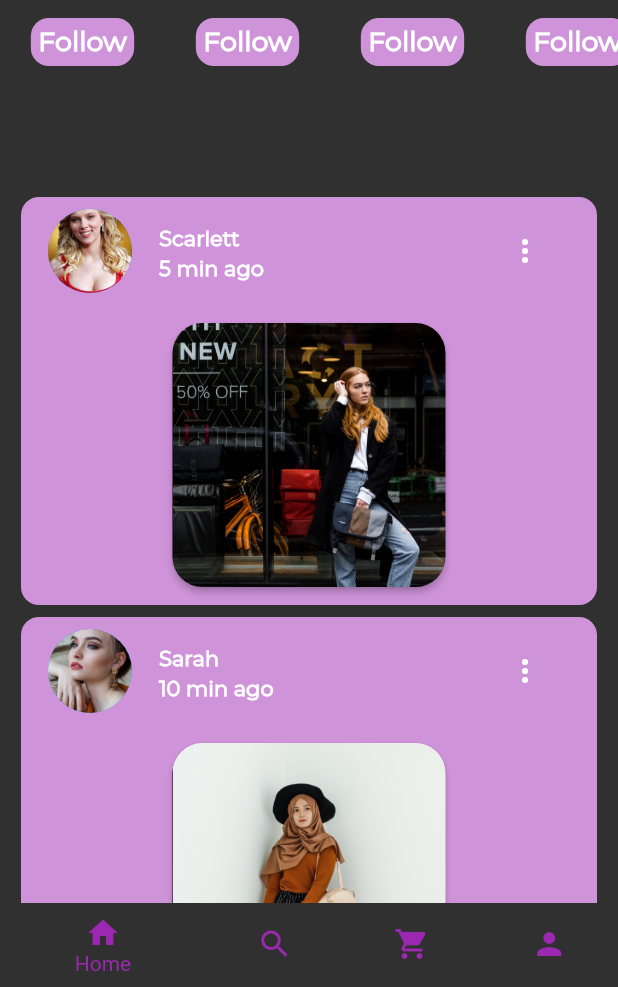
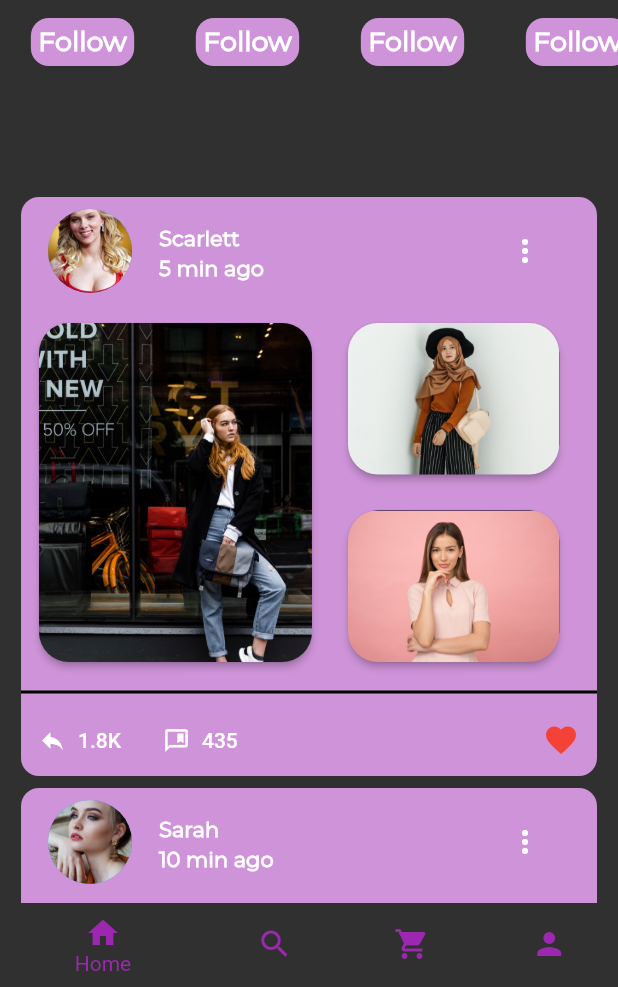
Before and after one commit to yamisagi/Fashion-App-Clone, a Flutter app: the screen it shows after launch, on a phone screen of 412 x 824 dp, the part 249-1236 px from its top. Run offline on Flutter 3.47's test engine with Material 2 defaults, Android fonts, the phone set to English and light mode, and no system bars.

Commit message:
big improvement on code that was tough

```diff
--- a/lib/constant/constant.dart
+++ b/lib/constant/constant.dart
@@ -72,42 +72,90 @@ class Constant {
       modelDescription: '5 min ago',
       modelImage: 'assets/ic_model5.jpeg',
       time: '5 min ago',
-      cardImage: cardItemImage
+      cardImage: cardItemImage,
+      commentCount: '435',
+      replyCount: '1.8K',
+      secondImage: cardItemImage2,
+      thirdImage: cardItemImage3,
+      uniqueId: '1',
+      uniqueId2: 'a',
+      uniqueId3: 'aa',
+      ids: ['1', 'a', 'aa'],
     ),
     ItemModel(
       modelName: 'Sarah',
       modelDescription: '10 min ago',
       modelImage: 'assets/ic_model1.jpeg',
       time: '10 min ago',
-      cardImage: cardItemImage2
+      cardImage: cardItemImage2,
+      commentCount: '644',
+      replyCount: '10K',
+      secondImage: cardItemImage3,
+      thirdImage: cardItemImage,
+      uniqueId: '2',
+      uniqueId2: 'b',
+      uniqueId3: 'bb',
+      ids: ['2', 'b', 'bb'],
     ),
     ItemModel(
       modelName: 'Emmet',
       modelDescription: '25 min ago',
       modelImage: 'assets/ic_model2.jpeg',
       time: '25 min ago',
-      cardImage: cardItemImage3
+      cardImage: cardItemImage3,
+      commentCount: '876',
+      replyCount: '5K',
+      secondImage: cardItemImage,
+      thirdImage: cardItemImage2,
+      uniqueId: '3',
+      uniqueId2: 'c',
+      uniqueId3: 'cc',
+      ids: ['3', 'c', 'cc'],
     ),
     ItemModel(
       modelName: 'Jane',
       modelDescription: '32 min ago',
       modelImage: 'assets/ic_model3.jpeg',
       time: '32 min ago',
-      cardImage: cardItemImage
+      cardImage: cardItemImage,
+      commentCount: '455',
+      replyCount: '2K',
+      secondImage: cardItemImage2,
+      thirdImage: cardItemImage3,
+      uniqueId: '4',
+      uniqueId2: 'd',
+      uniqueId3: 'dd',
+      ids: ['4', 'd', 'dd'],
     ),
     ItemModel(
       modelName: 'Angelina',
       modelDescription: '40 min ago',
       modelImage: 'assets/ic_model4.jpg',
       time: '40 min ago',
-      cardImage: cardItemImage2
+      cardImage: cardItemImage2,
+      commentCount: '543',
+      replyCount: '1K',
+      secondImage: cardItemImage3,
+      thirdImage: cardItemImage2,
+      uniqueId: '5',
+      uniqueId2: 'e',
+      uniqueId3: 'ee',
+      ids: ['5', 'e', 'ee'],
     ),
     ItemModel(
       modelName: 'Kira',
       modelDescription: '55 min ago',
       modelImage: 'assets/ic_model6.jpg',
       time: '55 min ago',
-      cardImage: cardItemImage3
+      cardImage: cardItemImage3,
+      commentCount: '5453',
+      replyCount: '12k',
+      secondImage: cardItemImage,
+      thirdImage: cardItemImage3,
+      uniqueId: '6',
+      uniqueId2: 'f',
+      uniqueId3: 'ff',
+      ids: ['6', 'f', 'ff'],
     ),
   ];
 }
--- a/lib/model/item_model.dart
+++ b/lib/model/item_model.dart
@@ -4,11 +4,30 @@ class ItemModel {
   String modelImage;
   String time;
   String cardImage;
+  bool likeState = false;
+  String commentCount;
+  String replyCount;
+  String secondImage;
+  String thirdImage;
+  String uniqueId;
+  String uniqueId2;
+  String uniqueId3;
+  List<String> ids;
+
   ItemModel({
     required this.modelName,
     required this.modelDescription,
     required this.modelImage,
     required this.time,
     required this.cardImage,
+    this.likeState = false,
+    required this.commentCount,
+    required this.replyCount,
+    required this.secondImage,
+    required this.thirdImage,
+    required this.uniqueId,
+    required this.uniqueId2,
+    required this.uniqueId3,
+    required this.ids,
   });
 }
--- /dev/null
+++ b/lib/page/detail_page.dart
@@ -0,0 +1,49 @@
+import 'package:flutter/material.dart';
+
+class DetailPage extends StatefulWidget {
+  final int index;
+  final String heroTag;
+
+  final String imagePath;
+  const DetailPage({
+    Key? key,
+    required this.heroTag,
+    required this.imagePath,
+    required this.index,
+  }) : super(key: key);
+
+  @override
+  State<DetailPage> createState() => _DetailPageState();
+}
+
+class _DetailPageState extends State<DetailPage> {
+  @override
+  Widget build(BuildContext context) {
+    return Scaffold(
+        body: Dismissible(
+      resizeDuration: const Duration(milliseconds: 5),
+      behavior: HitTestBehavior.translucent,
+      direction: DismissDirection.down,
+      onDismissed: (direction) {
+        Navigator.pop(context);
+      },
+      key: Key(widget.heroTag),
+      child: Hero(
+        tag: widget.heroTag,
+        child: SizedBox(
+            width: MediaQuery.of(context).size.width,
+            height: MediaQuery.of(context).size.height,
+            child: Container(
+              decoration: BoxDecoration(
+                image: DecorationImage(
+                  fit: BoxFit.cover,
+                  image: AssetImage(
+                    widget.imagePath,
+                  ),
+                ),
+              ),
+            )),
+      ),
+    ));
+  }
+}
--- a/lib/product/item_card.dart
+++ b/lib/product/item_card.dart
@@ -5,14 +5,18 @@ class ItemCard extends StatelessWidget {
   const ItemCard({
     Key? key,
     required this.itemImagePath,
+    required this.boxHeight,
+    required this.boxWidth,
   }) : super(key: key);
   final String itemImagePath;
+  final double boxHeight;
+  final double boxWidth;
 
   @override
   Widget build(BuildContext context) {
     return SizedBox(
-      height: 200,
-      width: MediaQuery.of(context).size.width / 2,
+      height: boxHeight,
+      width: boxWidth,
       child: Card(
         clipBehavior: Clip.antiAliasWithSaveLayer,
         color: Colors.black,
--- a/lib/widget/item_builder.dart
+++ b/lib/widget/item_builder.dart
@@ -1,14 +1,24 @@
 import 'package:fashion_app/model/item_model.dart';
+import 'package:fashion_app/page/detail_page.dart';
 import 'package:fashion_app/product/item_card.dart';
 import 'package:fashion_app/product/item_listtile.dart';
 import 'package:flutter/material.dart';
 
 import '../constant/constant.dart';
 
-class ItemListBuilder extends StatelessWidget {
+class ItemListBuilder extends StatefulWidget {
   final List<ItemModel> itemList;
-  const ItemListBuilder({Key? key, required this.itemList}) : super(key: key);
+  const ItemListBuilder({
+    Key? key,
+    required this.itemList,
+  }) : super(key: key);
 
+  @override
+  State<ItemListBuilder> createState() => _ItemListBuilderState();
+}
+
+class _ItemListBuilderState extends State<ItemListBuilder> {
+  bool isLiked = false;
   @override
   Widget build(BuildContext context) {
     return ListView.builder(
@@ -19,12 +29,55 @@ class ItemListBuilder extends StatelessWidget {
           child: Column(
             crossAxisAlignment: CrossAxisAlignment.center,
             children: [
-              ItemListTile(itemList: itemList, index: index),
+              ItemListTile(
+                itemList: widget.itemList,
+                index: index,
+              ),
               Row(
-                mainAxisAlignment: MainAxisAlignment.center,
                 children: [
-                  ItemCard(
-                    itemImagePath: itemList[index].cardImage,
+                  inkWell(context, index),
+                  Column(
+                    children: [
+                      inkWellLittle(context, index,
+                          heroTag: widget.itemList[index].uniqueId2,
+                          imagePath: widget.itemList[index].secondImage),
+                      inkWellLittle(context, index,
+                          heroTag: widget.itemList[index].uniqueId3,
+                          imagePath: widget.itemList[index].thirdImage),
+                    ],
+                  ),
+                ],
+              ),
+              const Divider(
+                thickness: 2,
+                color: Colors.black,
+              ),
+              Row(
+                mainAxisAlignment: MainAxisAlignment.spaceEvenly,
+                children: [
+                  textButton(
+                    index: index,
+                    label: widget.itemList[index].replyCount,
+                    icon: Icons.reply,
+                  ),
+                  textButton(
+                    index: index,
+                    label: widget.itemList[index].commentCount,
+                    icon: Icons.comment_bank_outlined,
+                  ),
+                  const Spacer(flex: 1),
+                  IconButton(
+                    onPressed: () {
+                      setState(() {
+                        isLiked = !isLiked;
+                        widget.itemList[index].likeState = isLiked;
+                      });
+                    },
+                    icon: Icon(
+                        widget.itemList[index].likeState
+                            ? Icons.favorite_border
+                            : Icons.favorite,
+                        color: Colors.red),
                   ),
                 ],
               )
@@ -32,7 +85,74 @@ class ItemListBuilder extends StatelessWidget {
           ),
         );
       }),
-      itemCount: itemList.length,
+      itemCount: widget.itemList.length,
+    );
+  }
+
+  InkWell inkWellLittle(
+    BuildContext context,
+    int index, {
+    required String heroTag,
+    required String imagePath,
+  }) {
+    return InkWell(
+      onTap: (() {
+        Navigator.push(
+          context,
+          MaterialPageRoute(
+              builder: (context) => DetailPage(
+                    index: index,
+                    heroTag: heroTag,
+                    imagePath: imagePath,
+                  )),
+        );
+      }),
+      child: Hero(
+        tag: heroTag,
+        child: ItemCard(
+            boxHeight: 125,
+            boxWidth: MediaQuery.of(context).size.width / 2.5,
+            itemImagePath: imagePath),
+      ),
+    );
+  }
+
+  InkWell inkWell(BuildContext context, int index) {
+    return InkWell(
+      onTap: () {
+        Navigator.push(
+          context,
+          MaterialPageRoute(
+              builder: (context) => DetailPage(
+                    index: index,
+                    heroTag: widget.itemList[index].uniqueId,
+                    imagePath: widget.itemList[index].cardImage,
+                  )),
+        );
+      },
+      child: Hero(
+        tag: widget.itemList[index].uniqueId,
+        child: ItemCard(
+          boxHeight: 250,
+          boxWidth: MediaQuery.of(context).size.width / 2,
+          itemImagePath: widget.itemList[index].cardImage,
+        ),
+      ),
+    );
+  }
+
+  TextButton textButton({
+    required int index,
+    required String label,
+    required IconData icon,
+  }) {
+    return TextButton.icon(
+      onPressed: () {},
+      icon: Icon(icon, color: Theme.of(context).iconTheme.color),
+      label: Text(
+        label,
+        style: TextStyle(color: Theme.of(context).iconTheme.color),
+      ),
     );
   }
 }
```
Also changed, not shown: 1 other file.
